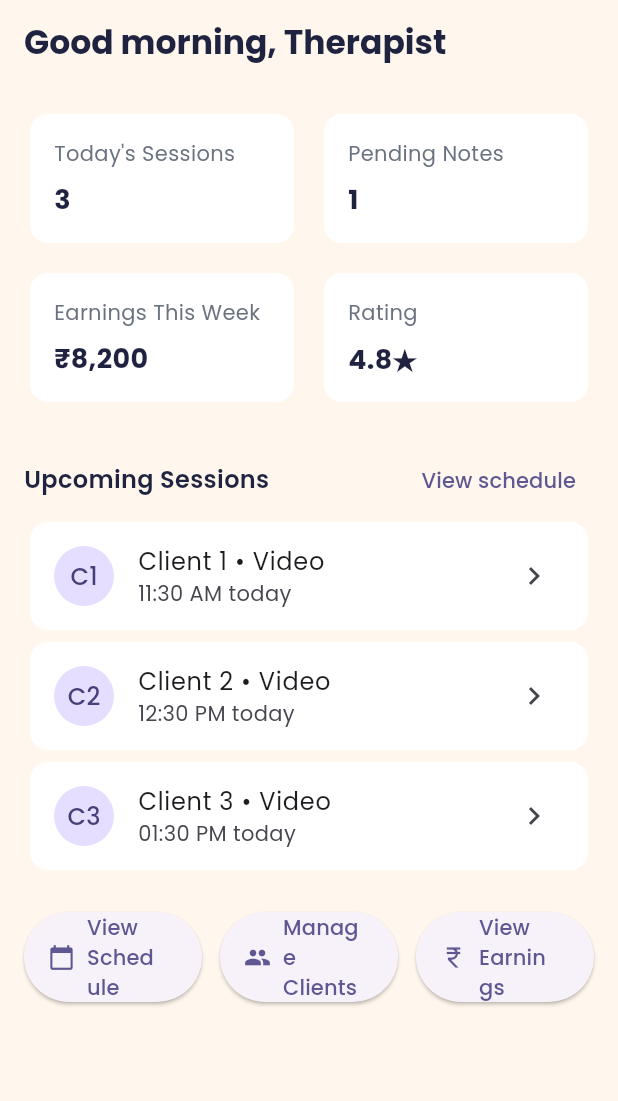
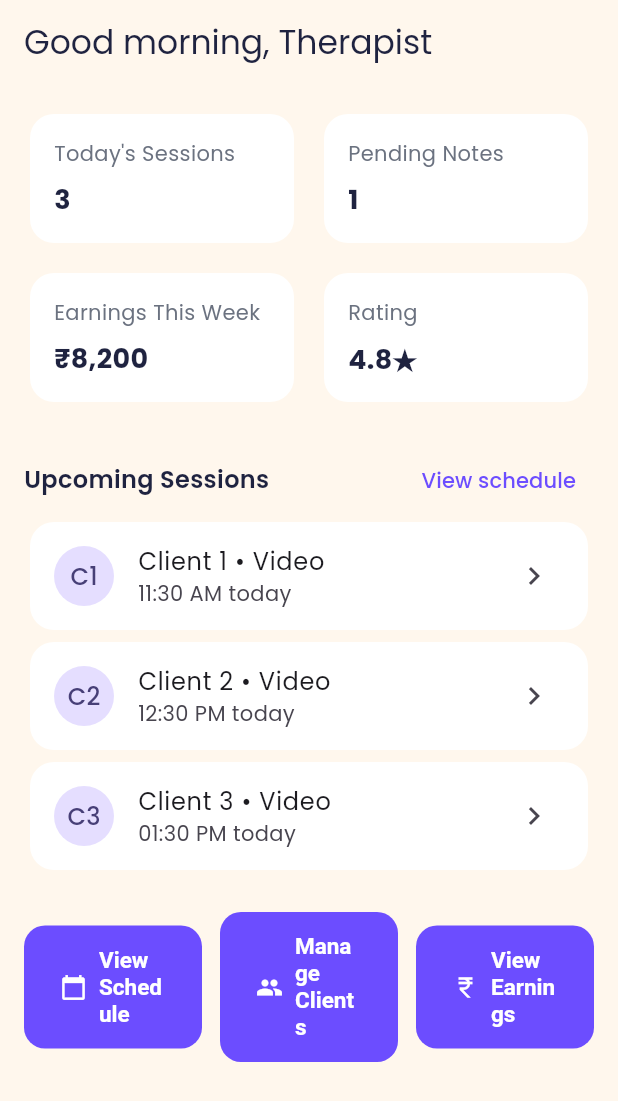
Before and after one commit to shivin4/Abilifyapp, a Flutter app: the screen it shows after launch, on a phone screen of 412 x 824 dp. Shown: the top 1101 px of the screen. Run offline on Flutter 3.47's test engine with Material 3 defaults, Android fonts, the phone set to English and light mode, and no system bars; our stand-ins replace cloud_firestore, device_info_plus, firebase_auth, firebase_core, flutter_dotenv, flutter_riverpod and 4 more; missing offline and left inert: agora_rtc_engine; accounts and stored records are empty.

Commit message:
feat: shared UI widgets and theme polish

```diff
--- a/lib/core/theme.dart
+++ b/lib/core/theme.dart
@@ -2,9 +2,9 @@ import 'package:flutter/material.dart';
 import 'package:google_fonts/google_fonts.dart';
 
 class AppColors {
-  // Accent colors similar to screenshot
-  static const primary = Color(0xFF6C4DFF); // purple accents
-  static const bg = Color(0xFFFFF7ED); // warm cream background
+  static const primary = Color(0xFF6C4DFF);
+  static const primaryLight = Color(0xFFEDE9FF);
+  static const bg = Color(0xFFFFF7ED);
   static const card = Colors.white;
   static const textDark = Color(0xFF1F2340);
   static const textLight = Color(0xFF6B7280);
@@ -15,15 +15,20 @@ class AppColors {
 
 ThemeData buildTheme() {
   final base = ThemeData.light(useMaterial3: true);
-  final poppins = GoogleFonts.poppinsTextTheme(base.textTheme).apply(bodyColor: AppColors.textDark, displayColor: AppColors.textDark);
+  final poppins = GoogleFonts.poppinsTextTheme(base.textTheme)
+      .apply(bodyColor: AppColors.textDark, displayColor: AppColors.textDark);
+
   return base.copyWith(
-    colorScheme: ColorScheme.fromSeed(seedColor: AppColors.primary),
+    colorScheme: ColorScheme.fromSeed(
+      seedColor: AppColors.primary,
+      primary: AppColors.primary,
+      surface: AppColors.bg,
+    ),
     scaffoldBackgroundColor: AppColors.bg,
-    textTheme: poppins.copyWith(
-      titleLarge: GoogleFonts.poppins(fontWeight: FontWeight.w700, color: AppColors.textDark),
-    ),
+    textTheme: poppins,
     appBarTheme: const AppBarTheme(
       elevation: 0,
+      scrolledUnderElevation: 0,
       backgroundColor: Colors.transparent,
       foregroundColor: AppColors.textDark,
       centerTitle: false,
@@ -31,10 +36,45 @@ ThemeData buildTheme() {
     cardTheme: CardThemeData(
       color: AppColors.card,
       elevation: 0,
-      shape: RoundedRectangleBorder(borderRadius: BorderRadius.circular(12)),
+      shape: RoundedRectangleBorder(borderRadius: BorderRadius.circular(16)),
     ),
-    chipTheme: const ChipThemeData(
-      selectedColor: AppColors.primary,
+    inputDecorationTheme: InputDecorationTheme(
+      filled: true,
+      fillColor: Colors.white,
+      border: OutlineInputBorder(
+        borderRadius: BorderRadius.circular(14),
+        borderSide: BorderSide(color: Colors.grey.shade200),
+      ),
+      enabledBorder: OutlineInputBorder(
+        borderRadius: BorderRadius.circular(14),
+        borderSide: BorderSide(color: Colors.grey.shade200),
+      ),
+      focusedBorder: OutlineInputBorder(
+        borderRadius: BorderRadius.circular(14),
+        borderSide: const BorderSide(color: AppColors.primary, width: 2),
+      ),
+      contentPadding: const EdgeInsets.symmetric(horizontal: 16, vertical: 14),
     ),
+    elevatedButtonTheme: ElevatedButtonThemeData(
+      style: ElevatedButton.styleFrom(
+        backgroundColor: AppColors.primary,
+        foregroundColor: Colors.white,
+        elevation: 0,
+        padding: const EdgeInsets.symmetric(horizontal: 24, vertical: 14),
+        shape: RoundedRectangleBorder(borderRadius: BorderRadius.circular(14)),
+        textStyle: const TextStyle(fontWeight: FontWeight.w600, fontSize: 15),
+      ),
+    ),
+    navigationBarTheme: NavigationBarThemeData(
+      backgroundColor: Colors.white,
+      indicatorColor: AppColors.primaryLight,
+      labelTextStyle: WidgetStateProperty.resolveWith((states) {
+        if (states.contains(WidgetState.selected)) {
+          return const TextStyle(color: AppColors.primary, fontWeight: FontWeight.w600, fontSize: 12);
+        }
+        return const TextStyle(color: AppColors.textLight, fontSize: 12);
+      }),
+    ),
+    chipTheme: const ChipThemeData(selectedColor: AppColors.primaryLight),
   );
 }
```
Also changed, not shown: lib/core/widgets/app_widgets.dart (added, +240 -0 lines), 1 other file.
